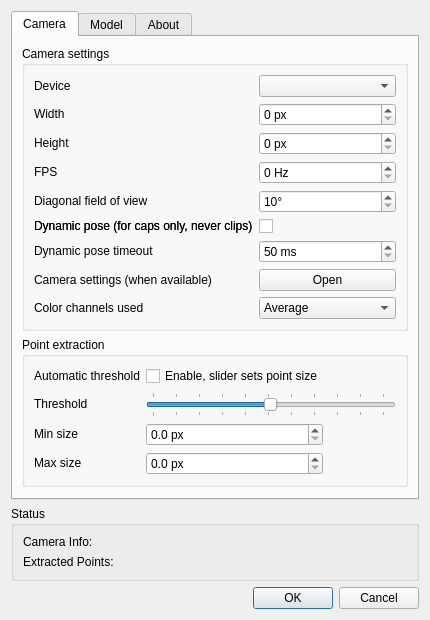
Above: tracker-pt/FTNoIR_PT_Controls.ui from opentrack/opentrack before the change. Below: the same form after it.
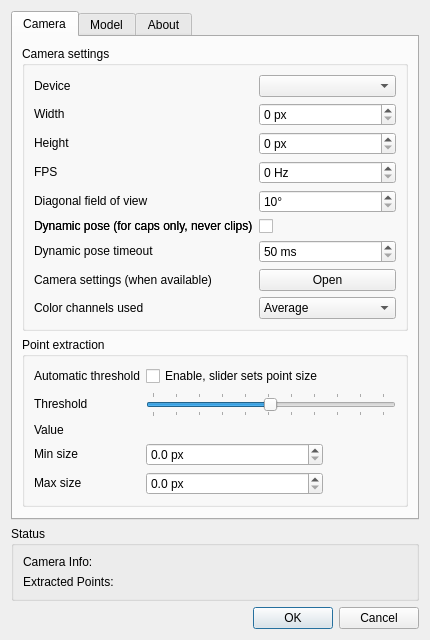
That is the form after the change. Icons and pictures are not drawn.

Commit message:
tracker/pt: add threshold slider state description
Isolate point radius code and reuse it.

Diff of the .ui file:
```diff
--- a/tracker-pt/FTNoIR_PT_Controls.ui
+++ b/tracker-pt/FTNoIR_PT_Controls.ui
@@ -9,8 +9,8 @@
    <rect>
     <x>0</x>
     <y>0</y>
-    <width>412</width>
-    <height>616</height>
+    <width>411</width>
+    <height>630</height>
    </rect>
   </property>
   <property name="sizePolicy">
@@ -458,22 +458,6 @@
           <string>Point extraction</string>
          </property>
          <layout class="QGridLayout" name="gridLayout_7">
-          <item row="3" column="0">
-           <widget class="QLabel" name="label_8">
-            <property name="sizePolicy">
-             <sizepolicy hsizetype="Preferred" vsizetype="Maximum">
-              <horstretch>0</horstretch>
-              <verstretch>0</verstretch>
-             </sizepolicy>
-            </property>
-            <property name="text">
-             <string>Max size</string>
-            </property>
-            <property name="buddy">
-             <cstring>maxdiam_spin</cstring>
-            </property>
-           </widget>
-          </item>
           <item row="1" column="0">
            <widget class="QLabel" name="label">
             <property name="sizePolicy">
@@ -490,7 +474,7 @@
             </property>
            </widget>
           </item>
-          <item row="2" column="0">
+          <item row="3" column="0">
            <widget class="QLabel" name="label_7">
             <property name="sizePolicy">
              <sizepolicy hsizetype="Preferred" vsizetype="Maximum">
@@ -506,6 +490,22 @@
             </property>
            </widget>
           </item>
+          <item row="4" column="0">
+           <widget class="QLabel" name="label_8">
+            <property name="sizePolicy">
+             <sizepolicy hsizetype="Preferred" vsizetype="Maximum">
+              <horstretch>0</horstretch>
+              <verstretch>0</verstretch>
+             </sizepolicy>
+            </property>
+            <property name="text">
+             <string>Max size</string>
+            </property>
+            <property name="buddy">
+             <cstring>maxdiam_spin</cstring>
+            </property>
+           </widget>
+          </item>
           <item row="1" column="1" colspan="2">
            <widget class="QSlider" name="threshold_slider">
             <property name="sizePolicy">
@@ -537,19 +537,6 @@
             </property>
            </widget>
           </item>
-          <item row="0" column="0">
-           <widget class="QLabel" name="label_11">
-            <property name="sizePolicy">
-             <sizepolicy hsizetype="Preferred" vsizetype="Maximum">
-              <horstretch>0</horstretch>
-              <verstretch>0</verstretch>
-             </sizepolicy>
-            </property>
-            <property name="text">
-             <string>Automatic threshold</string>
-            </property>
-           </widget>
-          </item>
           <item row="0" column="1">
            <widget class="QCheckBox" name="auto_threshold">
             <property name="sizePolicy">
@@ -563,7 +550,20 @@
             </property>
            </widget>
           </item>
-          <item row="3" column="1">
+          <item row="0" column="0">
+           <widget class="QLabel" name="label_11">
+            <property name="sizePolicy">
+             <sizepolicy hsizetype="Preferred" vsizetype="Maximum">
+              <horstretch>0</horstretch>
+              <verstretch>0</verstretch>
+             </sizepolicy>
+            </property>
+            <property name="text">
+             <string>Automatic threshold</string>
+            </property>
+           </widget>
+          </item>
+          <item row="4" column="1">
            <widget class="QDoubleSpinBox" name="maxdiam_spin">
             <property name="sizePolicy">
              <sizepolicy hsizetype="Preferred" vsizetype="Maximum">
@@ -585,7 +585,7 @@
             </property>
            </widget>
           </item>
-          <item row="2" column="1">
+          <item row="3" column="1">
            <widget class="QDoubleSpinBox" name="mindiam_spin">
             <property name="sizePolicy">
              <sizepolicy hsizetype="Preferred" vsizetype="Maximum">
@@ -607,6 +607,26 @@
             </property>
            </widget>
           </item>
+          <item row="2" column="1">
+           <widget class="QLabel" name="threshold_value_display">
+            <property name="sizePolicy">
+             <sizepolicy hsizetype="Minimum" vsizetype="Maximum">
+              <horstretch>0</horstretch>
+              <verstretch>0</verstretch>
+             </sizepolicy>
+            </property>
+            <property name="text">
+             <string/>
+            </property>
+           </widget>
+          </item>
+          <item row="2" column="0">
+           <widget class="QLabel" name="label_14">
+            <property name="text">
+             <string>Value</string>
+            </property>
+           </widget>
+          </item>
          </layout>
         </widget>
        </item>
```
The commit also changes 2 other files.
